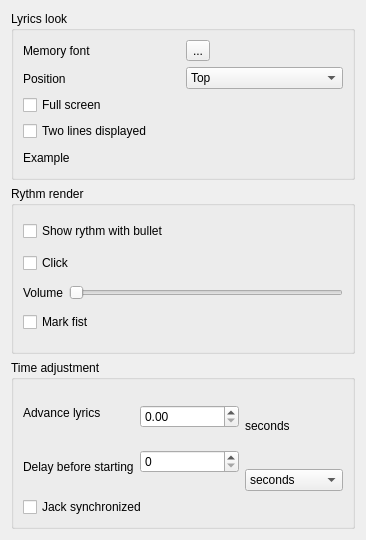
Qt form chordv/src/formmemoryinfo.ui (jpcima/chordv) before a commit.
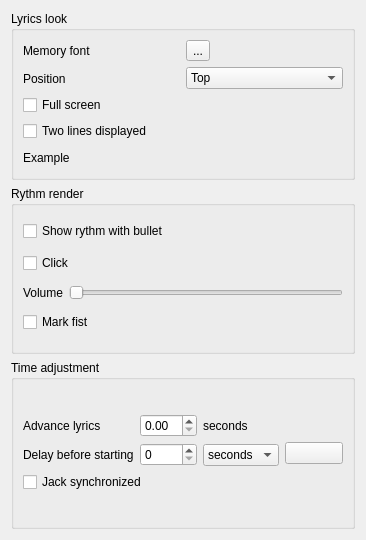
The same form after that commit. Icons and pictures are not drawn. Custom widgets are drawn as their Qt base class.

```diff
--- a/chordv/src/formmemoryinfo.ui
+++ b/chordv/src/formmemoryinfo.ui
@@ -195,7 +195,9 @@
        <property name="title">
         <string>Time adjustment</string>
        </property>
-       <layout class="QHBoxLayout" name="horizontalLayout_7">
+       <layout class="QVBoxLayout" name="verticalLayout_10">
+        <item>
+         <layout class="QHBoxLayout" name="horizontalLayout_8">
         <item>
          <layout class="QVBoxLayout" name="verticalLayout_9">
           <item>
@@ -271,6 +273,8 @@
            </layout>
           </item>
           <item>
+             <layout class="QHBoxLayout" name="horizontalLayout_7">
+              <item>
            <widget class="QCheckBox" name="checkBoxJackSynchronisation">
             <property name="toolTip">
              <string>This option allow to synchronize the lyrics with the Jack complient program. It is useful with Ardour for example.</string>
@@ -283,6 +287,21 @@
          </layout>
         </item>
        </layout>
+          </item>
+          <item>
+           <widget class="QPushButton" name="pushButtonSetAsDefault">
+            <property name="text">
+             <string/>
+            </property>
+            <property name="icon">
+             <iconset resource="../Resources/resources.qrc">
+              <normaloff>:/Image/Images/settings.png</normaloff>:/Image/Images/settings.png</iconset>
+            </property>
+           </widget>
+          </item>
+         </layout>
+        </item>
+       </layout>
       </widget>
      </item>
     </layout>
```
Left out of the diff: 4 changed lines with no effect on the pictures. Lines whose indentation alone changed are shown as unchanged.
